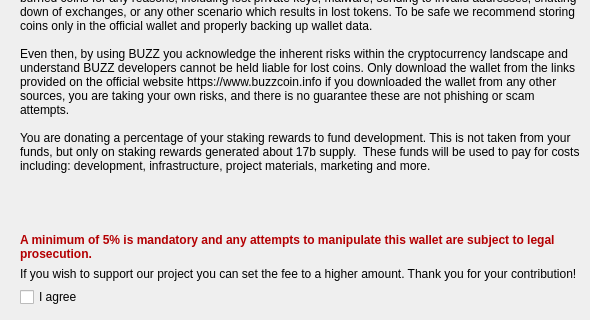
BUZZCOINproject/buzzcoin, file src/qt/forms/disclaimer.ui: the form before one commit; both pictures show x 0 to 590 and y 83 to 403 of the 590 by 500 pixel window.
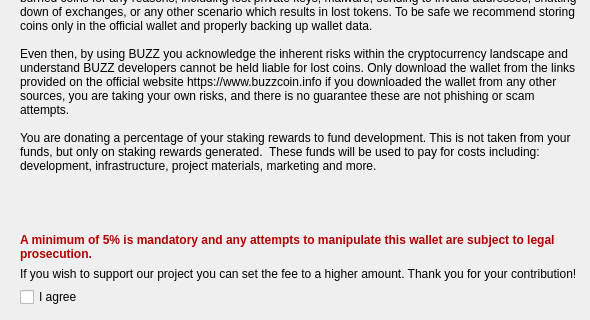
The form after the commit.

Commit message: remove 17b supply

The edit to the form file:
```diff
--- a/src/qt/forms/disclaimer.ui
+++ b/src/qt/forms/disclaimer.ui
@@ -81,7 +81,7 @@
 
 Even then, by using BUZZ you acknowledge the inherent risks within the cryptocurrency landscape and understand BUZZ developers cannot be held liable for lost coins. Only download the wallet from the links provided on the official website https://www.buzzcoin.info if you downloaded the wallet from any other sources, you are taking your own risks, and there is no guarantee these are not phishing or scam attempts.
 
-You are donating a percentage of your staking rewards to fund development. This is not taken from your funds, but only on staking rewards generated about 17b supply.  These funds will be used to pay for costs including: development, infrastructure, project materials, marketing and more.</string>
+You are donating a percentage of your staking rewards to fund development. This is not taken from your funds, but only on staking rewards generated.  These funds will be used to pay for costs including: development, infrastructure, project materials, marketing and more.</string>
       </property>
       <property name="alignment">
        <set>Qt::AlignLeading|Qt::AlignLeft|Qt::AlignTop</set>
```
The commit also changes 1 other file.
